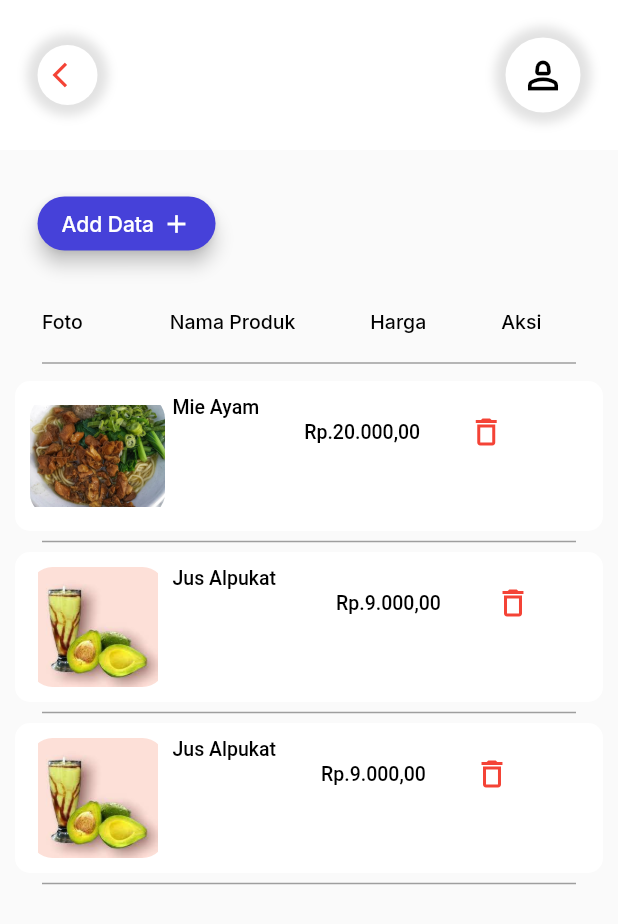
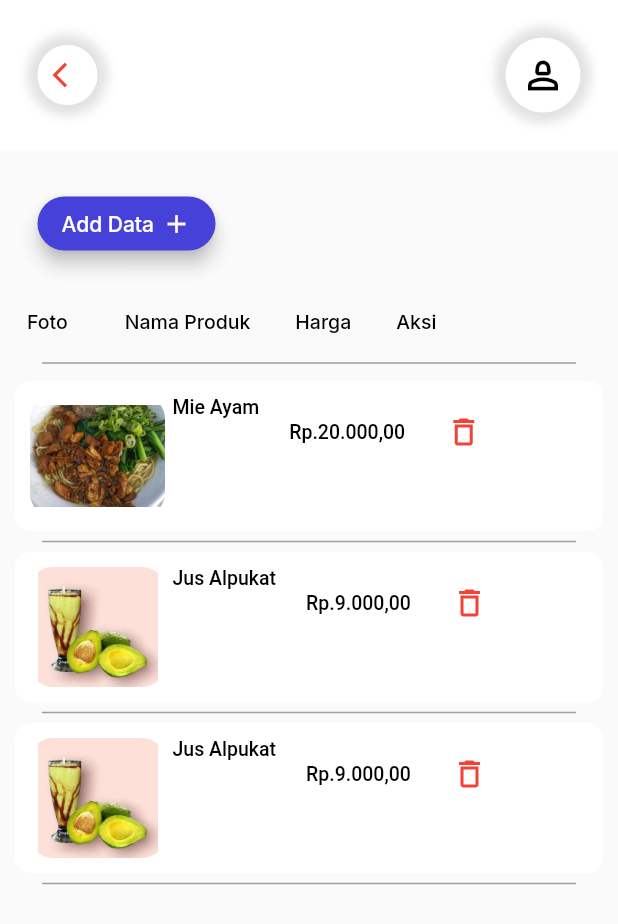
Before and after one commit to InsaNation/Assesment_Flutter, a Flutter app: the AddPage screen opened by its route, on a phone screen of 412 x 824 dp. Shown: the top 924 px of the screen. Run offline on Flutter 3.47's test engine with Material 2 defaults, Android fonts, the phone set to English and light mode, and no system bars; our stand-ins replace animated_splash_screen, badges, google_fonts.

Commit message:
assesment_flutter

```diff
--- a/lib/widget/additems.dart
+++ b/lib/widget/additems.dart
@@ -12,7 +12,7 @@ class AddItems extends StatelessWidget {
             mainAxisAlignment: MainAxisAlignment.start,
             children: [
               Container(
-                padding: EdgeInsets.symmetric(horizontal: 20.0, vertical: 10.0),
+                padding: EdgeInsets.symmetric(horizontal: 10.0, vertical: 10.0),
                 margin: EdgeInsets.only(right: 18.0),
                 child: Text(
                   'Foto',
@@ -26,7 +26,7 @@ class AddItems extends StatelessWidget {
                 ),
               ),
               Container(
-                padding: EdgeInsets.symmetric(horizontal: 20.0, vertical: 10.0),
+                padding: EdgeInsets.symmetric(horizontal: 10.0, vertical: 10.0),
                 margin: EdgeInsets.only(right: 10.0),
                 child: Text(
                   'Nama Produk',
@@ -40,7 +40,7 @@ class AddItems extends StatelessWidget {
                 ),
               ),
               Container(
-                padding: EdgeInsets.symmetric(horizontal: 20.0, vertical: 10.0),
+                padding: EdgeInsets.symmetric(horizontal: 10.0, vertical: 10.0),
                 margin: EdgeInsets.only(right: 10.0),
                 child: Text(
                   'Harga',
@@ -54,7 +54,7 @@ class AddItems extends StatelessWidget {
                 ),
               ),
               Container(
-                padding: EdgeInsets.symmetric(horizontal: 20.0, vertical: 10.0),
+                padding: EdgeInsets.symmetric(horizontal: 10.0, vertical: 10.0),
                 child: Text(
                   'Aksi',
                   style: GoogleFonts.inter(
@@ -117,7 +117,7 @@ class AddItems extends StatelessWidget {
                     ),
                   ],
                 ),
-                SizedBox(width: 30),
+                SizedBox(width: 20),
                 Column(
                   children: [
                     Row(
@@ -133,7 +133,7 @@ class AddItems extends StatelessWidget {
                             ),
                           ),
                         ),
-                        SizedBox(width: 20),
+                        SizedBox(width: 15),
                         IconButton(
                           icon: Icon(Icons.delete_outlined, color: Colors.red),
                           onPressed: () {
@@ -187,7 +187,7 @@ class AddItems extends StatelessWidget {
                     ),
                   ],
                 ),
-                SizedBox(width: 40),
+                SizedBox(width: 20),
                 Column(
                   children: [
                     Row(
@@ -203,7 +203,7 @@ class AddItems extends StatelessWidget {
                             ),
                           ),
                         ),
-                        SizedBox(width: 24),
+                        SizedBox(width: 15),
                         IconButton(
                           icon: Icon(Icons.delete_outlined, color: Colors.red),
                           onPressed: () {
@@ -266,7 +266,7 @@ class AddItems extends StatelessWidget {
                     ),
                   ],
                 ),
-                SizedBox(width: 30),
+                SizedBox(width: 20),
                 Column(
                   children: [
                     Row(
@@ -282,7 +282,7 @@ class AddItems extends StatelessWidget {
                             ),
                           ),
                         ),
-                        SizedBox(width: 20),
+                        SizedBox(width: 15),
                         IconButton(
                           icon: Icon(Icons.delete_outlined, color: Colors.red),
                           onPressed: () {
```
Also changed, not shown: lib/page/inputdata.dart (added, +115 -0 lines).
